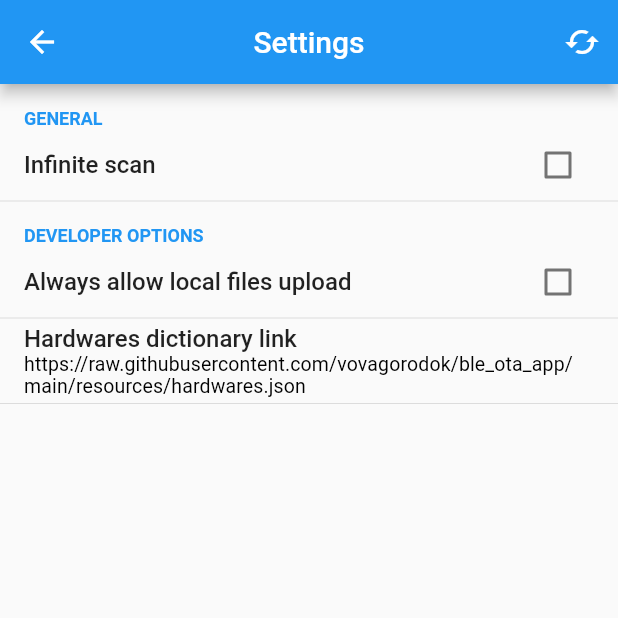
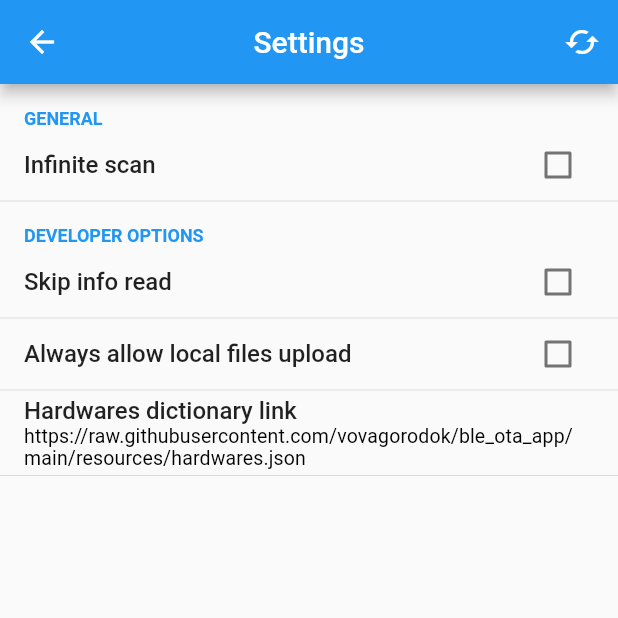
Before and after one commit to vovagorodok/ble_ota_app, a Flutter app: the SettingsScreen screen opened directly, on a phone screen of 412 x 824 dp, the top half of it. Run offline on Flutter 3.47's test engine with Material 2 defaults, Android fonts, the phone set to English and light mode, and no system bars; drawn by our look-alikes of flutter_settings_screens; our stand-ins replace easy_localization, expandable, file_picker, permission_handler, wakelock; missing offline and left inert: flutter_reactive_ble, jumping_dot.

Commit message:
Added draft skip info read

```diff
--- a/assets/translations/en-US.json
+++ b/assets/translations/en-US.json
@@ -6,6 +6,7 @@
     "General": "General",
     "InfiniteScan": "Infinite scan",
     "DeveloperOptions": "Developer options",
+    "SkipInfoRead": "Skip info read",
     "AlwaysAllowLocalFilesUpload": "Always allow local files upload",
     "HardwaresDictionaryLink": "Hardwares dictionary link",
     "ThisDeviceDoesNotSupportBluetooth": "This device does not support Bluetooth",
@@ -29,6 +30,7 @@
     "Loading..": "Loading..",
     "Connecting..": "Connecting..",
     "Uploading..": "Uploading..",
+    "Connected": "Connected",
     "NoAvailableSoftwares": "No available softwares",
     "NewestSoftwareAlreadyInstalled": "Newest software already installed",
     "NewSoftwareAvailable:": "New software available:",
--- a/assets/translations/pl-PL.json
+++ b/assets/translations/pl-PL.json
@@ -29,6 +29,7 @@
     "Loading..": "Ładowanie..",
     "Connecting..": "Łączenie..",
     "Uploading..": "Wgrywanie..",
+    "Connected": "Połączono",
     "NoAvailableSoftwares": "Brak dostępnego oprogramowania",
     "NewestSoftwareAlreadyInstalled": "Najnowsze oprogramowanie już zainstalowane",
     "NewSoftwareAvailable:": "Dostępne nowe oprogramowanie:",
--- a/assets/translations/ru-RU.json
+++ b/assets/translations/ru-RU.json
@@ -29,6 +29,7 @@
     "Loading..": "Загрузка..",
     "Connecting..": "Подключение..",
     "Uploading..": "Загрузка..",
+    "Connected": "Подключено",
     "NoAvailableSoftwares": "Нет доступной прошивки",
     "NewestSoftwareAlreadyInstalled": "Самая новая прошивка уже установлена",
     "NewSoftwareAvailable:": "Доступная новая прошивка:",
--- a/assets/translations/uk-UA.json
+++ b/assets/translations/uk-UA.json
@@ -29,6 +29,7 @@
     "Loading..": "Завантаження..",
     "Connecting..": "Підключення..",
     "Uploading..": "Завантаження..",
+    "Connected": "Підключено",
     "NoAvailableSoftwares": "Немає доступних прошивок",
     "NewestSoftwareAlreadyInstalled": "Найновіша прошивка вже встановлена",
     "NewSoftwareAvailable:": "Доступнa нова прошивка:",
--- a/lib/src/screens/settings_screen.dart
+++ b/lib/src/screens/settings_screen.dart
@@ -40,6 +40,11 @@ class SettingsScreenState extends State<SettingsScreen> {
             title: tr('DeveloperOptions'),
             children: [
               CheckboxSettingsTile(
+                title: tr('SkipInfoRead'),
+                settingKey: skipInfoRead.key,
+                defaultValue: skipInfoRead.defaultValue,
+              ),
+              CheckboxSettingsTile(
                 title: tr('AlwaysAllowLocalFilesUpload'),
                 settingKey: alwaysAllowLocalFilesUpload.key,
                 defaultValue: alwaysAllowLocalFilesUpload.defaultValue,
--- a/lib/src/screens/upload_screen.dart
+++ b/lib/src/screens/upload_screen.dart
@@ -36,7 +36,9 @@ class UploadScreenState extends State<UploadScreen> {
     if (state == BleConnectionState.disconnected) {
       widget.bleConnector.findAndConnect();
     } else if (state == BleConnectionState.connected) {
-      widget.infoReader.read(hardwaresDictUrl.value);
+      if (!skipInfoRead.value) {
+        widget.infoReader.read(hardwaresDictUrl.value);
+      }
     }
   }
 
@@ -221,6 +223,8 @@ class UploadScreenState extends State<UploadScreen> {
       return _buildStatusText(determineInfoError(infoState));
     } else if (bleConnectionState == BleConnectionState.disconnected) {
       return _buildStatusText(tr('Connecting..'));
+    } else if (infoState.status == WorkStatus.idle) {
+      return _buildStatusText(tr('Connected'));
     } else if (infoState.status != WorkStatus.success) {
       return _buildStatusText(tr('Loading..'));
     } else if (uploadState.status == WorkStatus.working) {
--- a/lib/src/settings/settings.dart
+++ b/lib/src/settings/settings.dart
@@ -18,6 +18,10 @@ const infiniteScan = Setting<bool>(
   key: 'key-infinite-scan',
   defaultValue: false,
 );
+const skipInfoRead = Setting<bool>(
+  key: 'key-skip-info-read',
+  defaultValue: false,
+);
 const alwaysAllowLocalFilesUpload = Setting<bool>(
   key: 'key-allow-local-upload',
   defaultValue: false,
--- a/lib/src/utils/string_forms.dart
+++ b/lib/src/utils/string_forms.dart
@@ -45,10 +45,10 @@ String determineUploadError(UploadState state) {
 String createDeviceString(infoState, name, version) {
   if (infoState.status == WorkStatus.success) {
     return "$name v$version";
-  } else if (infoState.status == WorkStatus.error) {
+  } else if (infoState.status == WorkStatus.working) {
+    return tr('Loading..');
+  } else {
     return tr('NoInformation');
-  } else {
-    return tr('Loading..');
   }
 }
 
```
